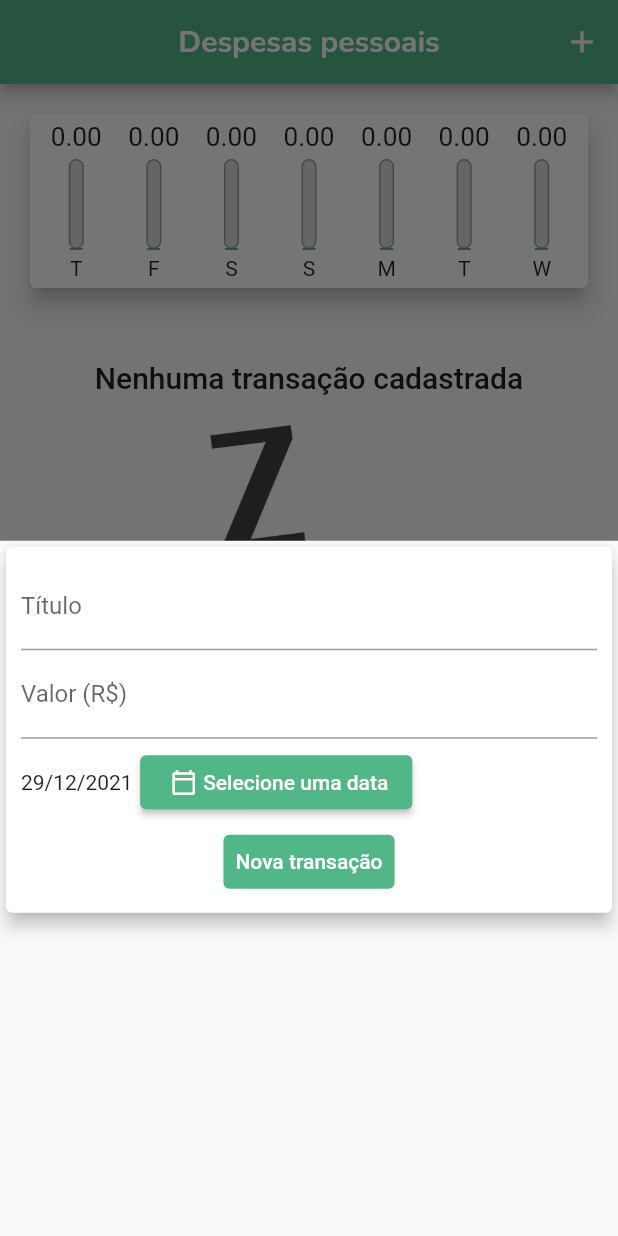
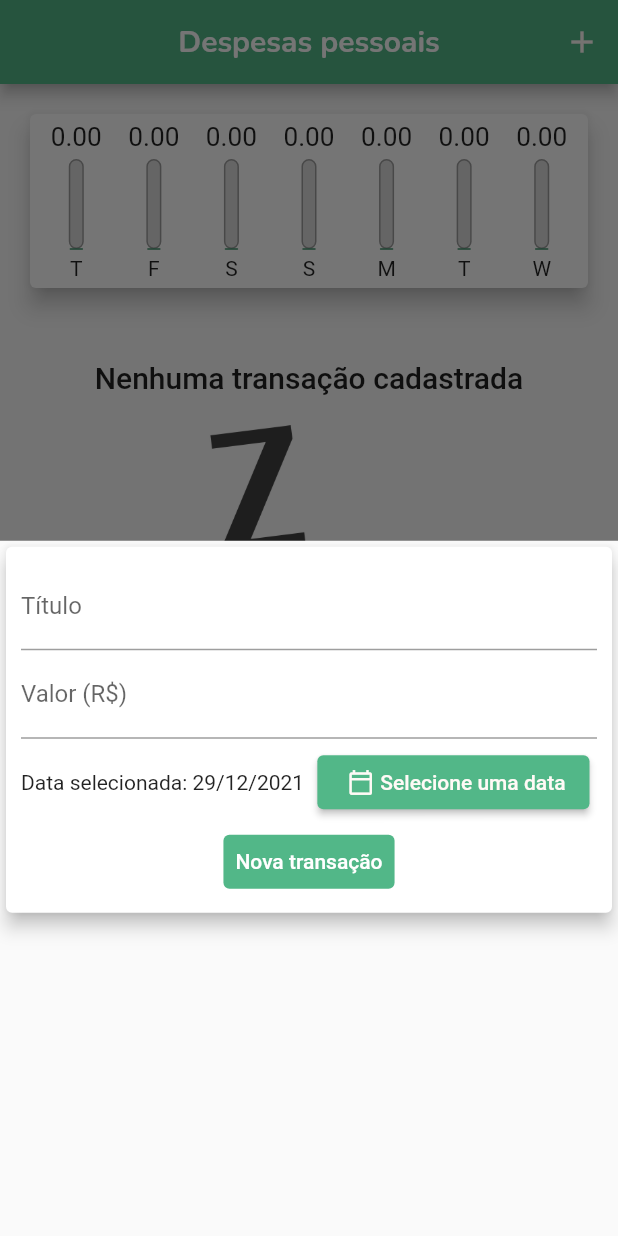
Before and after one commit to 5gMurilo/despesasPessoais, a Flutter app: the screen it shows after launch, after a tap on the "add" icon, on a phone screen of 412 x 824 dp. Run offline on Flutter 3.47's test engine with Material 2 defaults, Android fonts, the phone set to English and light mode, and no system bars.

Commit message:
division per 0 in chart component, delete transaction

```diff
--- a/lib/components/chart.dart
+++ b/lib/components/chart.dart
@@ -57,7 +57,7 @@ class Chart extends StatelessWidget {
                 child: ChartBar(
                     valorGasto: double.parse(tr['value'].toString()),
                     label: tr['day'].toString(),
-                    percent: tr['value'] == 0
+                    percent: _weekTotalExpenses == 0
                         ? 0.0
                         : (tr['value'] as double) / _weekTotalExpenses),
               );
--- a/lib/components/transaction_form.dart
+++ b/lib/components/transaction_form.dart
@@ -83,11 +83,9 @@ class _TransactionFormState extends State<TransactionForm> {
                 ),
                 Row(
                   children: [
-                    Text(
-                      _selectedDate.toString() == ''
-                          ? 'Nenhuma data selecionada'
-                          : DateFormat('d/M/y').format(_selectedDate),
-                    ),
+                    Expanded(
+                        child: Text(
+                            'Data selecionada: ${DateFormat('d/M/y').format(_selectedDate)}')),
                     Container(
                         margin: EdgeInsets.all(5),
                         child: ElevatedButton(
--- a/lib/components/transaction_list.dart
+++ b/lib/components/transaction_list.dart
@@ -4,8 +4,10 @@ import 'package:intl/intl.dart';
 
 class TransactionList extends StatelessWidget {
   final List<Transaction> transactions;
+  final void Function(String) onRemove;
 
-  const TransactionList(this.transactions, {Key? key}) : super(key: key);
+  const TransactionList(this.transactions, this.onRemove, {Key? key})
+      : super(key: key);
 
   @override
   Widget build(BuildContext context) {
@@ -39,6 +41,8 @@ class TransactionList extends StatelessWidget {
               itemBuilder: (ctx, index) {
                 final transac = transactions[index];
 
+                print(transac);
+
                 return Card(
                   elevation: 5,
                   margin: EdgeInsets.symmetric(vertical: 5, horizontal: 8),
@@ -59,6 +63,13 @@ class TransactionList extends StatelessWidget {
                       style: Theme.of(context).textTheme.headline6,
                     ),
                     subtitle: Text(DateFormat('d MMM y').format(transac.date)),
+                    trailing: IconButton(
+                      icon: Icon(Icons.delete_forever),
+                      onPressed: () {
+                        onRemove(transac.id);
+                      },
+                      color: Theme.of(context).colorScheme.secondary,
+                    ),
                   ),
                 );
               },
--- a/lib/main.dart
+++ b/lib/main.dart
@@ -88,6 +88,12 @@ class _MyHomePageState extends State<MyHomePage> {
     Navigator.of(context).pop();
   }
 
+  _removeTransaction(String id) {
+    setState(() {
+      _transactions.removeWhere((tr) => tr.id == id);
+    });
+  }
+
   @override
   Widget build(BuildContext context) {
     return Scaffold(
@@ -113,7 +119,7 @@ class _MyHomePageState extends State<MyHomePage> {
           crossAxisAlignment: CrossAxisAlignment.stretch,
           children: [
             Chart(_recentTransactions),
-            TransactionList(_transactions),
+            TransactionList(_transactions, _removeTransaction),
           ],
         ),
       ),
```
